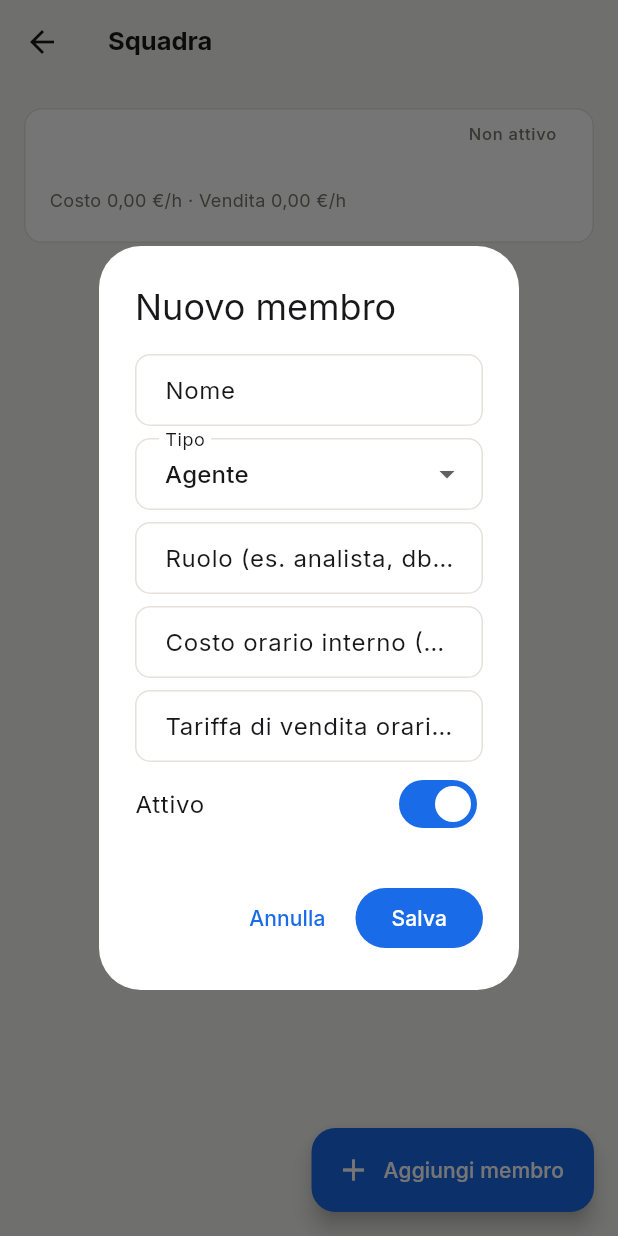
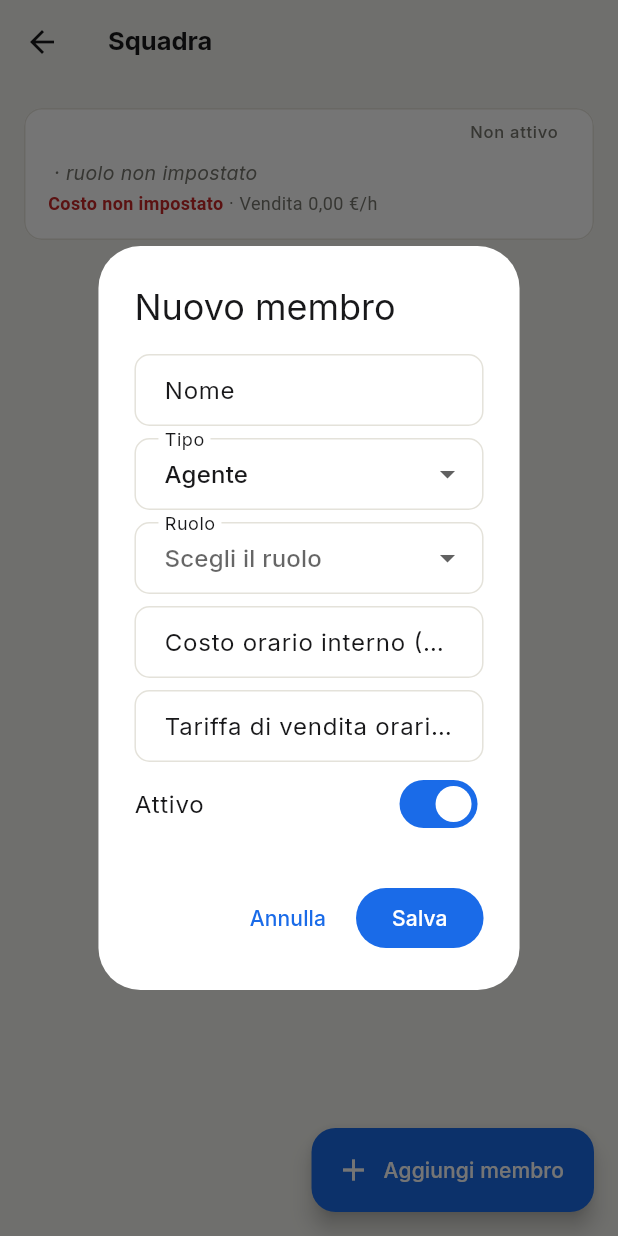
Before and after one commit to sbotz17/avanza, a Flutter app: the TeamPage screen opened by its route, after a tap on "Aggiungi membro", on a phone screen of 412 x 824 dp. Run offline on Flutter 3.47's test engine with Material 3 defaults, Android fonts, the phone set to English and light mode, and no system bars; our stand-ins replace cloud_firestore, firebase_auth, firebase_core, go_router, google_fonts, shared_preferences; accounts and stored records are empty; statements that could not run were skipped.

Commit message:
T-19: Squadra, ruolo a tendina e costi orari ben visibili
- Ruolo come menu a tendina con i 13 ruoli standard e "Altro..." (testo libero);
  un ruolo gia salvato fuori elenco si preseleziona come "Altro..." senza perderlo.
- Riga membro: tipo e ruolo in evidenza, costo e vendita sulla stessa riga,
  "Costo non impostato" quando il costo e 0.
- Aiuto quando non ci sono membri e avviso in cima se ci sono costi a 0.
- Nessun cambio a modelli, servizio o regole Firestore. Test: test/team_page_test.dart.

Co-Authored-By: Claude Sonnet 5.5 <noreply@anthropic.com>
Claude-Session: https://claude.ai/code/session_011imtWVJXqdLAJGnhbjxU2G

```diff
--- a/lib/core/constants.dart
+++ b/lib/core/constants.dart
@@ -17,6 +17,25 @@ const List<String> kKanbanColumns = [
   'review',
   'validated',
   'released',
+];
+
+// Ruoli standard della squadra (menu a tendina di "Aggiungi/Modifica membro").
+// Il valore salvato in Firestore (`teamMembers.role`) è il testo minuscolo
+// dell'elenco; qualsiasi altro testo già salvato resta valido ("Altro…").
+const List<String> kMemberRoles = [
+  'analista',
+  'architetto',
+  'dba',
+  'designer',
+  'sviluppatore backend',
+  'sviluppatore frontend',
+  'tester',
+  'validatore',
+  'gestore ritorni',
+  'risolutore bug',
+  'guardiano produzione',
+  'redattore manuale',
+  'marketing',
 ];
 
 const Map<String, String> kKanbanLabels = {
--- a/lib/pages/admin/team_page.dart
+++ b/lib/pages/admin/team_page.dart
@@ -1,11 +1,12 @@
 import 'package:flutter/material.dart';
 import 'package:go_router/go_router.dart';
-import 'package:intl/intl.dart';
 import 'package:provider/provider.dart';
 import '../../core/constants.dart';
 import '../../models/team_member.dart';
 import '../../providers/auth_provider.dart';
 import '../../services/firestore_service.dart';
+import '../../widgets/empty_state.dart';
+import '../../widgets/team_member_tile.dart';
 
 class TeamPage extends StatelessWidget {
   const TeamPage({super.key});
@@ -13,16 +14,14 @@ class TeamPage extends StatelessWidget {
   @override
   Widget build(BuildContext context) {
     final uid = context.watch<AuthProvider>().user?.uid;
-    final isDark = Theme.of(context).brightness == Brightness.dark;
-    final fg2 = isDark ? kFg2Dark : kFg2Light;
-    final eur = NumberFormat.currency(locale: 'it_IT', symbol: '€');
     final service = FirestoreService();
 
     return Scaffold(
       appBar: AppBar(
         leading: IconButton(
           icon: const Icon(Icons.arrow_back),
-          onPressed: () => context.canPop() ? context.pop() : context.go('/home'),
+          onPressed: () =>
+              context.canPop() ? context.pop() : context.go('/home'),
         ),
         title: const Text('Squadra'),
       ),
@@ -44,61 +43,92 @@ class TeamPage extends StatelessWidget {
                 if (snap.connectionState == ConnectionState.waiting) {
                   return const Center(child: CircularProgressIndicator());
                 }
-                final members = snap.data ?? [];
-                if (members.isEmpty) {
-                  return Center(
-                    child: Padding(
-                      padding: const EdgeInsets.all(24),
-                      child: Text(
-                        'Nessun membro. Aggiungi agenti e persone con la loro '
-                        'tariffa di costo e di vendita oraria.',
-                        style: TextStyle(color: fg2),
-                        textAlign: TextAlign.center,
-                      ),
+                return TeamMembersView(
+                  members: snap.data ?? [],
+                  onOpen: (m) =>
+                      showMemberDialog(context, service, uid, member: m),
+                );
+              },
             ),
     );
   }
+}
+
+/// Contenuto della pagina Squadra: messaggio d'aiuto se non ci sono membri,
+/// altrimenti l'avviso "costo non impostato" (se serve) e la lista.
+class TeamMembersView extends StatelessWidget {
+  final List<TeamMember> members;
+  final void Function(TeamMember) onOpen;
+
+  const TeamMembersView(
+      {super.key, required this.members, required this.onOpen});
+
+  @override
+  Widget build(BuildContext context) {
+    if (members.isEmpty) {
+      return const EmptyState(
+        icon: Icons.groups_outlined,
+        title: 'Nessun membro nella squadra',
+        subtitle: 'Con "Aggiungi membro" inserisci gli agenti e le '
+            'persone che lavorano ai progetti: per ognuno scegli '
+            'il ruolo e imposta il costo orario interno e la '
+            'tariffa di vendita oraria. I costi dei progetti si '
+            'calcolano da questi valori.',
+      );
+    }
+    final missingCost =
+        members.where((m) => m.active && memberCostNotSet(m)).length;
+    final offset = missingCost > 0 ? 1 : 0;
     return ListView.builder(
       padding: const EdgeInsets.fromLTRB(16, 16, 16, 90),
-                  itemCount: members.length,
+      itemCount: members.length + offset,
       itemBuilder: (context, i) {
-                    final m = members[i];
+        if (offset == 1 && i == 0) {
+          return MissingCostNotice(count: missingCost);
+        }
+        final m = members[i - offset];
+        return TeamMemberTile(member: m, onTap: () => onOpen(m));
+      },
+    );
+  }
+}
+
+/// Avviso in cima alla lista: ci sono membri attivi con costo orario 0.
+class MissingCostNotice extends StatelessWidget {
+  final int count;
+
+  const MissingCostNotice({super.key, required this.count});
+
+  @override
+  Widget build(BuildContext context) {
+    final isDark = Theme.of(context).brightness == Brightness.dark;
+    final color = isDark ? kBlockedColorDark : kBlockedColor;
+    final bg = isDark ? kBlockedBgDark : kBlockedBg;
+    final who = count == 1
+        ? '1 membro attivo ha il costo orario non impostato'
+        : '$count membri attivi hanno il costo orario non impostato';
     return Container(
-                      margin: const EdgeInsets.only(bottom: 8),
+      margin: const EdgeInsets.only(bottom: 12),
+      padding: const EdgeInsets.all(12),
       decoration: BoxDecoration(
-                        color: isDark ? kCardDark : kCardLight,
+        color: bg,
         borderRadius: BorderRadius.circular(12),
-                        border: Border.all(
-                            color: isDark ? kBorderDark : kBorderLight),
+        border: Border.all(color: color),
       ),
-                      child: ListTile(
-                        onTap: () =>
-                            showMemberDialog(context, service, uid, member: m),
-                        title: Text(
-                          m.name,
-                          style: TextStyle(
-                            fontWeight: FontWeight.w600,
-                            decoration:
-                                m.active ? null : TextDecoration.lineThrough,
+      child: Row(
+        crossAxisAlignment: CrossAxisAlignment.start,
+        children: [
+          Icon(Icons.info_outline, size: 20, color: color),
+          const SizedBox(width: 10),
+          Expanded(
+            child: Text(
+              '$who (vale 0). Tocca il membro e inserisci il "Costo orario '
+              'interno (€/h)": le ore registrate con costo 0 non generano '
+              'costo.',
+              style: TextStyle(fontSize: 13, color: color),
             ),
           ),
-                        subtitle: Text(
-                          '${kMemberKindLabels[m.kind] ?? m.kind}'
-                          '${m.role.isEmpty ? '' : ' · ${m.role}'}\n'
-                          'Costo ${eur.format(m.costRate)}/h · '
-                          'Vendita ${eur.format(m.billRate)}/h',
-                          style: TextStyle(fontSize: 12, color: fg2),
-                        ),
-                        isThreeLine: true,
-                        trailing: m.active
-                            ? null
-                            : Text('Non attivo',
-                                style: TextStyle(fontSize: 11, color: fg2)),
-                      ),
-                    );
-                  },
-                );
-              },
+        ],
       ),
     );
   }
@@ -112,33 +142,42 @@ Future<void> showMemberDialog(
 }) {
   return showDialog<void>(
     context: context,
-    builder: (_) =>
-        _MemberDialog(service: service, ownerId: ownerId, member: member),
+    builder: (_) => MemberDialog(
+        onSave: service.saveTeamMember, ownerId: ownerId, member: member),
   );
 }
 
-class _MemberDialog extends StatefulWidget {
-  final FirestoreService service;
+/// Valore interno della voce "Altro…" del menu Ruolo (non viene mai salvato).
+const String _kRoleOther = '__altro__';
+
+/// Dialogo "Nuovo/Modifica membro". `onSave` salva il membro (in produzione
+/// `FirestoreService.saveTeamMember`; nei test una funzione finta).
+class MemberDialog extends StatefulWidget {
+  final Future<void> Function(TeamMember) onSave;
   final String ownerId;
   final TeamMember? member;
 
-  const _MemberDialog({
-    required this.service,
+  const MemberDialog({
+    super.key,
+    required this.onSave,
     required this.ownerId,
     this.member,
   });
 
   @override
-  State<_MemberDialog> createState() => _MemberDialogState();
+  State<MemberDialog> createState() => _MemberDialogState();
 }
 
-class _MemberDialogState extends State<_MemberDialog> {
+class _MemberDialogState extends State<MemberDialog> {
   late final TextEditingController _name;
   late final TextEditingController _role;
   late final TextEditingController _cost;
   late final TextEditingController _bill;
   late String _kind;
   late bool _active;
+  // Voce scelta nel menu Ruolo: un ruolo standard, `_kRoleOther` oppure null
+  // (nessun ruolo ancora scelto).
+  String? _roleChoice;
   bool _saving = false;
   String? _error;
 
@@ -150,6 +189,16 @@ class _MemberDialogState extends State<_MemberDialog> {
     _role = TextEditingController(text: m?.role ?? '');
     _cost = TextEditingController(text: m == null ? '' : m.costRate.toString());
     _bill = TextEditingController(text: m == null ? '' : m.billRate.toString());
+    // Un ruolo già salvato che non è nell'elenco standard (o scritto in modo
+    // diverso) si preseleziona come "Altro…" con il suo testo: mai perso.
+    final savedRole = m?.role ?? '';
+    if (savedRole.trim().isEmpty) {
+      _roleChoice = null;
+    } else if (kMemberRoles.contains(savedRole)) {
+      _roleChoice = savedRole;
+    } else {
+      _roleChoice = _kRoleOther;
+    }
     _kind = m?.kind ?? 'agent';
     _active = m?.active ?? true;
   }
@@ -165,6 +214,13 @@ class _MemberDialogState extends State<_MemberDialog> {
 
   double _num(String s) => double.tryParse(s.trim().replaceAll(',', '.')) ?? 0;
 
+  String get _roleToSave {
+    final c = _roleChoice;
+    if (c == null) return '';
+    if (c == _kRoleOther) return _role.text.trim();
+    return c;
+  }
+
   Future<void> _save() async {
     if (_name.text.trim().isEmpty) {
       setState(() => _error = 'Il nome è obbligatorio.');
@@ -175,12 +231,12 @@ class _MemberDialogState extends State<_MemberDialog> {
       _error = null;
     });
     try {
-      await widget.service.saveTeamMember(TeamMember(
+      await widget.onSave(TeamMember(
         id: widget.member?.id ?? '',
         ownerId: widget.ownerId,
         name: _name.text.trim(),
         kind: _kind,
-        role: _role.text.trim(),
+        role: _roleToSave,
         costRate: _num(_cost.text),
         billRate: _num(_bill.text),
         active: _active,
@@ -222,22 +278,44 @@ class _MemberDialogState extends State<_MemberDialog> {
               onChanged: (v) => setState(() => _kind = v ?? _kind),
             ),
             const SizedBox(height: 8),
+            DropdownButtonFormField<String>(
+              initialValue: _roleChoice,
+              isExpanded: true,
+              hint: const Text('Scegli il ruolo'),
+              decoration: const InputDecoration(labelText: 'Ruolo'),
+              items: [
+                ...kMemberRoles.map((r) => DropdownMenuItem(
+                      value: r,
+                      child: Text(memberRoleLabel(r)),
+                    )),
+                const DropdownMenuItem(
+                  value: _kRoleOther,
+                  child: Text('Altro…'),
+                ),
+              ],
+              onChanged: (v) => setState(() => _roleChoice = v),
+            ),
+            if (_roleChoice == _kRoleOther) ...[
+              const SizedBox(height: 8),
               TextField(
                 controller: _role,
-              decoration: const InputDecoration(
-                  labelText: 'Ruolo (es. analista, dba, tester)'),
+                decoration:
+                    const InputDecoration(labelText: 'Ruolo (testo libero)'),
               ),
+            ],
             const SizedBox(height: 8),
             TextField(
               controller: _cost,
-              keyboardType: const TextInputType.numberWithOptions(decimal: true),
+              keyboardType:
+                  const TextInputType.numberWithOptions(decimal: true),
               decoration: const InputDecoration(
                   labelText: 'Costo orario interno (€/h)'),
             ),
             const SizedBox(height: 8),
             TextField(
               controller: _bill,
-              keyboardType: const TextInputType.numberWithOptions(decimal: true),
+              keyboardType:
+                  const TextInputType.numberWithOptions(decimal: true),
               decoration: const InputDecoration(
                   labelText: 'Tariffa di vendita oraria (€/h)'),
             ),
--- /dev/null
+++ b/lib/widgets/team_member_tile.dart
@@ -0,0 +1,102 @@
+import 'package:flutter/material.dart';
+import 'package:intl/intl.dart';
+import '../core/constants.dart';
+import '../models/team_member.dart';
+
+/// Testo del ruolo da mostrare: prima lettera maiuscola ("sviluppatore backend"
+/// -> "Sviluppatore backend"). Solo per la visualizzazione: il valore salvato
+/// non cambia.
+String memberRoleLabel(String role) {
+  final r = role.trim();
+  if (r.isEmpty) return r;
+  return r[0].toUpperCase() + r.substring(1);
+}
+
+/// Il costo orario interno è "non impostato" quando vale 0 (valore di
+/// partenza dei membri creati dagli script o con il campo lasciato vuoto).
+bool memberCostNotSet(TeamMember m) => m.costRate <= 0;
+
+/// Riga di un membro nella pagina Squadra: nome, tipo e ruolo ben visibili,
+/// costo e vendita orari sulla stessa riga; avviso quando il costo è 0.
+class TeamMemberTile extends StatelessWidget {
+  final TeamMember member;
+  final VoidCallback? onTap;
+
+  const TeamMemberTile({super.key, required this.member, this.onTap});
+
+  @override
+  Widget build(BuildContext context) {
+    final isDark = Theme.of(context).brightness == Brightness.dark;
+    final fg = isDark ? kFgDark : kFgLight;
+    final fg2 = isDark ? kFg2Dark : kFg2Light;
+    final warn = isDark ? kBlockedColorDark : kBlockedColor;
+    final eur = NumberFormat.currency(locale: 'it_IT', symbol: '€');
+    final m = member;
+    final kind = kMemberKindLabels[m.kind] ?? m.kind;
+    final hasRole = m.role.trim().isNotEmpty;
+    final costMissing = memberCostNotSet(m);
+
+    // Material (non un Container colorato) così il tocco sulla riga si vede.
+    return Padding(
+      padding: const EdgeInsets.only(bottom: 8),
+      child: Material(
+        color: isDark ? kCardDark : kCardLight,
+        clipBehavior: Clip.antiAlias,
+        shape: RoundedRectangleBorder(
+          borderRadius: BorderRadius.circular(12),
+          side: BorderSide(color: isDark ? kBorderDark : kBorderLight),
+        ),
+        child: ListTile(
+          onTap: onTap,
+          isThreeLine: true,
+          title: Text(
+            m.name,
+            style: TextStyle(
+              fontWeight: FontWeight.w600,
+              decoration: m.active ? null : TextDecoration.lineThrough,
+            ),
+          ),
+          subtitle: Column(
+            crossAxisAlignment: CrossAxisAlignment.start,
+            children: [
+              const SizedBox(height: 2),
+              Text(
+                hasRole
+                    ? '$kind · ${memberRoleLabel(m.role)}'
+                    : '$kind · ruolo non impostato',
+                style: TextStyle(
+                  fontSize: 13,
+                  fontWeight: hasRole ? FontWeight.w600 : FontWeight.w400,
+                  fontStyle: hasRole ? FontStyle.normal : FontStyle.italic,
+                  color: hasRole ? fg : fg2,
+                ),
+              ),
+              const SizedBox(height: 2),
+              Text.rich(
+                TextSpan(
+                  style: TextStyle(fontSize: 12, color: fg2),
+                  children: [
+                    if (costMissing)
+                      TextSpan(
+                        text: 'Costo non impostato',
+                        style: TextStyle(
+                          color: warn,
+                          fontWeight: FontWeight.w600,
+                        ),
+                      )
+                    else
+                      TextSpan(text: 'Costo ${eur.format(m.costRate)}/h'),
+                    TextSpan(text: ' · Vendita ${eur.format(m.billRate)}/h'),
+                  ],
+                ),
+              ),
+            ],
+          ),
+          trailing: m.active
+              ? null
+              : Text('Non attivo', style: TextStyle(fontSize: 11, color: fg2)),
+        ),
+      ),
+    );
+  }
+}
```
Also changed, not shown: 4 other files. Lines whose indentation alone changed are shown as unchanged.
